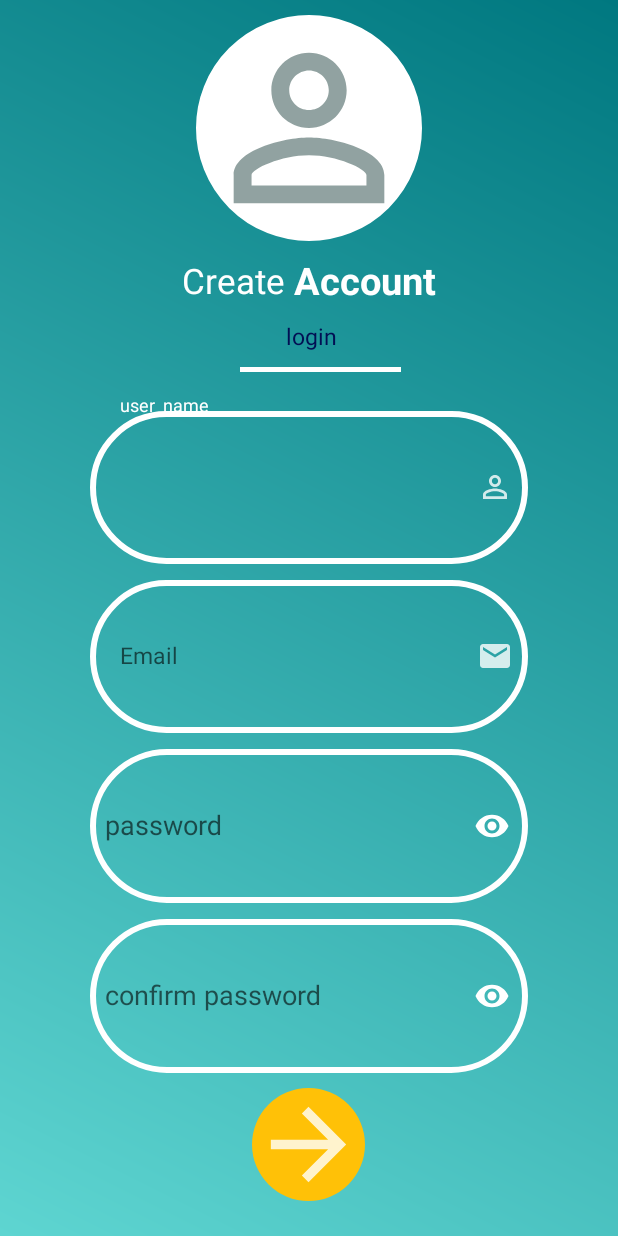
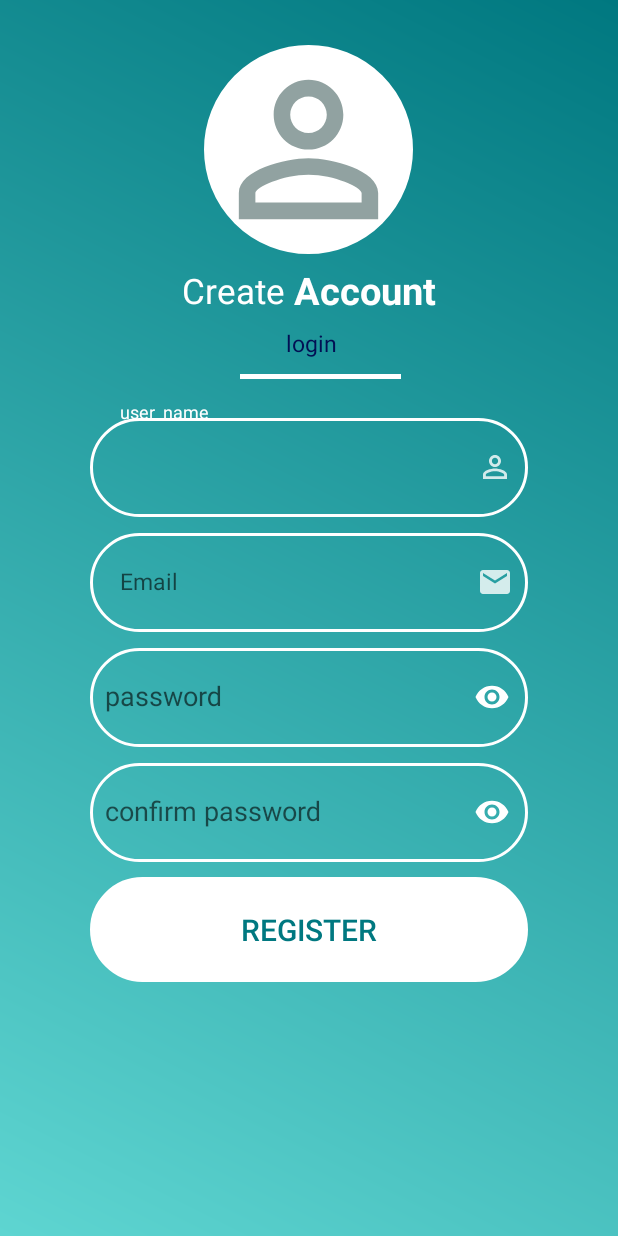
Before and after one commit to doaaessam98/steganography-app, an Android app: the Registration screen opened directly, with no data from a screen before it, on a phone screen of 412 x 824 dp. Run offline under Robolectric (Android 15) with nearby library versions, the phone set to English and light mode, and no system bars; our stand-ins replace Firebase (no records; nobody signed in at launch, a user with empty details on screens opened directly), data binding.

Commit message:
edit register

```diff
--- a/app/src/main/java/com/example/steganography/register/RegisterViewModel.java
+++ b/app/src/main/java/com/example/steganography/register/RegisterViewModel.java
@@ -193,10 +193,11 @@ public class RegisterViewModel extends BaseViewModel<RegisterNavigator> {
     }
 
     public boolean isValidUsername(String name) {
-        String regex = "^[A-Za-z]\\w{5,10}$";
-        //String regex="^[a-zA-Z0-9]+([_ -]?[a-zA-Z0-9])*$";
+        //String regex = "^[A-Za-z]\\w{5,10}$";
+        String regex="^[a-zA-Z0-9]\\w{5,10}+([_ -]?[a-zA-Z0-9])*$";
         Pattern p = Pattern.compile(regex);
         if (name == null) {
+            invalidUserName.set(true);
             return false;
         }
         Matcher m = p.matcher(name);
@@ -210,6 +211,7 @@ public class RegisterViewModel extends BaseViewModel<RegisterNavigator> {
         Matcher matcher = pattern.matcher(password);
 
         if (password == null) {
+          invalidUserPassword.set(true);
             return false;
         }
         return matcher.matches();
--- a/app/src/main/res/drawable/use_name_backgroung.xml
+++ b/app/src/main/res/drawable/use_name_backgroung.xml
@@ -7,6 +7,6 @@
         android:topLeftRadius="100dp"
         android:topRightRadius="100dp" />
     <stroke
-        android:width="4dp"
+        android:width="2dp"
         android:color="@android:color/white" />
 </shape>
--- a/app/src/main/res/layout/activity_registration.xml
+++ b/app/src/main/res/layout/activity_registration.xml
@@ -40,7 +40,6 @@
             app:layout_constraintStart_toStartOf="parent"
             app:layout_constraintBottom_toBottomOf="parent"
             app:layout_constraintTop_toTopOf="parent"
-
             >
 
             <ImageView
@@ -48,6 +47,7 @@
                 android:layout_height="0dp"
                 android:layout_gravity="center"
                 android:layout_weight="20"
+                android:layout_marginTop="20dp"
                 android:adjustViewBounds="true"
                 android:background="@drawable/circle"
                 android:src="@drawable/image_user_name"
@@ -125,7 +125,7 @@
                 android:layout_gravity="center_horizontal"
                 android:layout_marginStart="60dp"
                 android:layout_marginEnd="60dp"
-                android:layout_weight="15"
+                android:layout_weight="11"
                 android:animateLayoutChanges="false"
                 android:animationCache="false"
                 android:focusable="true"
@@ -144,7 +144,8 @@
                     android:drawableEnd="@drawable/ic_user_name"
                     android:drawableRight="@drawable/ic_user_name"
                     android:hint="user_name"
-                    android:inputType="textEmailAddress"
+                    android:inputType="textMultiLine"
+                    android:singleLine="true"
                     android:paddingStart="20dp"
                     android:paddingLeft="20dp"
                     android:paddingEnd="10dp"
@@ -168,7 +169,8 @@
                 android:layout_marginRight="40dp"
                 android:paddingStart="20dp"
                 android:paddingLeft="20dp"
-                android:text=" "
+                android:text="user_must contain at least 5 letter"
+                android:scrollHorizontally="false"
 
                 android:textColor="#EE0038"
                 android:textSize="12dp"
@@ -180,11 +182,11 @@
 
             <com.google.android.material.textfield.TextInputLayout
                 android:layout_width="match_parent"
-                android:layout_height="0dp"
+                android:layout_height="wrap_content"
                 android:layout_gravity="center_horizontal"
                 android:layout_marginStart="60dp"
                 android:layout_marginEnd="60dp"
-                android:layout_weight="15"
+                android:layout_weight="6"
                 android:animateLayoutChanges="false"
                 android:animationCache="false"
                 android:focusable="true"
@@ -198,12 +200,21 @@
                     android:layout_height="match_parent"
                     android:layout_gravity="center_horizontal"
                     android:layout_weight="15"
+
                     android:background="@drawable/use_name_backgroung"
                     android:drawableEnd="@drawable/ic_email"
-
+                     android:textAllCaps="false"
+                    android:minLines="1"
+                    android:maxLines="2"
                     android:drawableRight="@drawable/ic_email"
                     android:hint="Email"
                     android:paddingStart="20dp"
+                    android:autoSizeMaxTextSize="40dp"
+                    android:autoSizeMinTextSize="20dp"
+                    android:inputType="textImeMultiLine|textEmailAddress"
+                    android:singleLine="false"
+                    android:ems="5"
+
                     android:paddingLeft="20dp"
                     android:paddingEnd="10dp"
                     android:paddingRight="10dp"
@@ -226,7 +237,7 @@
                 android:text="user name must contain 4 liter and number  at least "
                 android:textColor="#EE0038"
                 android:textSize="12dp"
-                android:textStyle="italic"
+                android:textStyle="normal"
                 android:visibility="@{registerViweModel.invalidUserEmail?View.VISIBLE:View.GONE}" />
 
             <com.google.android.material.textfield.TextInputLayout
@@ -235,7 +246,7 @@
                 android:layout_gravity="center_horizontal"
                 android:layout_marginStart="60dp"
                 android:layout_marginEnd="60dp"
-                android:layout_weight="15"
+                android:layout_weight="11"
                 android:animateLayoutChanges="false"
                 android:animationCache="false"
                 android:focusable="true"
@@ -251,7 +262,8 @@
                     android:background="@drawable/use_name_backgroung"
                     android:focusableInTouchMode="true"
                     android:hint="password"
-                    android:inputType="textPassword"
+                    android:inputType="textPassword|textMultiLine"
+                    android:singleLine="true"
                     android:paddingStart="10dp"
 
                     android:paddingLeft="10dp"
@@ -275,7 +287,7 @@
                 android:text="user name must contain 4 liter and number  at least "
                 android:textColor="#EE0038"
                 android:textSize="12dp"
-                android:textStyle="italic"
+                android:textStyle="normal"
                 android:visibility="@{registerViweModel.invalidUserPassword?View.VISIBLE:View.GONE}" />
 
 
@@ -285,7 +297,7 @@
                 android:layout_gravity="center_horizontal"
                 android:layout_marginStart="60dp"
                 android:layout_marginEnd="60dp"
-                android:layout_weight="15"
+                android:layout_weight="11"
                 android:animationCache="false"
                 android:hint="confirm password"
                 app:errorTextColor="#C32121"
@@ -300,10 +312,10 @@
                     android:layout_width="match_parent"
                     android:layout_height="match_parent"
                     android:background="@drawable/use_name_backgroung"
-                    android:inputType="textPassword"
                     android:paddingStart="10dp"
                     android:paddingLeft="10dp"
-
+                    android:inputType="textPassword|textMultiLine"
+                    android:singleLine="true"
                     android:text="@={registerViweModel.confirmPassword}"
                     android:textColor="@android:color/white"
 
@@ -320,26 +332,31 @@
                 android:layout_marginLeft="50dp"
                 android:layout_marginTop="5dp"
                 android:layout_marginEnd="40dp"
-                android:layout_marginRight="40dp"
+                android:layout_marginRight="50dp"
                 android:hint="password"
                 android:paddingStart="20dp"
                 android:paddingLeft="20dp"
                 android:text="user name must contain 4 liter and number  at least "
                 android:textColor="#EE0038"
                 android:textSize="12dp"
-                android:textStyle="italic"
+                android:textStyle="normal"
                 android:visibility="@{registerViweModel.errorConfirmPassword?View.VISIBLE:View.GONE}" />
 
-            <ImageView
-                android:layout_width="wrap_content"
+            <Button
+                android:layout_width="match_parent"
                 android:layout_height="0dp"
-                android:layout_gravity="center"
+                android:layout_marginStart="60dp"
                 android:layout_marginTop="10dp"
+                android:layout_marginEnd="60dp"
                 android:layout_weight="10"
-                android:adjustViewBounds="true"
-                android:background="@drawable/register_button_background"
+                android:background="@drawable/use_name_backgroung"
+                android:backgroundTint="@android:color/white"
+                android:text="Register"
                 android:onClick="@{()->registerViweModel.register()}"
-                android:src="@drawable/regisster_botton" />
+
+                android:textColor="#007880"
+                android:textSize="20dp" />
+
         </LinearLayout>
     </androidx.constraintlayout.widget.ConstraintLayout>
 </layout>
```
